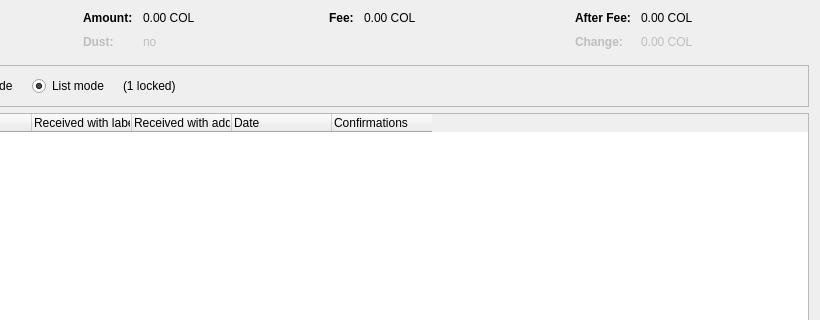
First picture: the form in src/qt/forms/coincontroldialog.ui, repository minblock/torchcoin, before the edit; both pictures show x 180 to 1000 and y 0 to 320 of the 1000 by 500 pixel window.
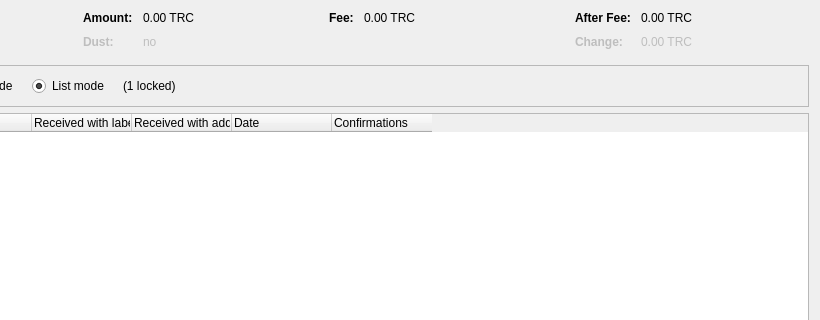
Second picture: the form after the edit. Custom widgets are drawn as their Qt base class.

```diff
--- a/src/qt/forms/coincontroldialog.ui
+++ b/src/qt/forms/coincontroldialog.ui
@@ -132,7 +132,7 @@
           <enum>Qt::ActionsContextMenu</enum>
          </property>
          <property name="text">
-          <string notr="true">0.00 COL</string>
+          <string notr="true">0.00 TRC</string>
          </property>
          <property name="textInteractionFlags">
           <set>Qt::LinksAccessibleByMouse|Qt::TextSelectableByKeyboard|Qt::TextSelectableByMouse</set>
@@ -212,7 +212,7 @@
           <enum>Qt::ActionsContextMenu</enum>
          </property>
          <property name="text">
-          <string notr="true">0.00 COL</string>
+          <string notr="true">0.00 TRC</string>
          </property>
          <property name="textInteractionFlags">
           <set>Qt::LinksAccessibleByMouse|Qt::TextSelectableByKeyboard|Qt::TextSelectableByMouse</set>
@@ -257,7 +257,7 @@
           <enum>Qt::ActionsContextMenu</enum>
          </property>
          <property name="text">
-          <string notr="true">0.00 COL</string>
+          <string notr="true">0.00 TRC</string>
          </property>
          <property name="textInteractionFlags">
           <set>Qt::LinksAccessibleByMouse|Qt::TextSelectableByKeyboard|Qt::TextSelectableByMouse</set>
@@ -292,7 +292,7 @@
           <enum>Qt::ActionsContextMenu</enum>
          </property>
          <property name="text">
-          <string notr="true">0.00 COL</string>
+          <string notr="true">0.00 TRC</string>
          </property>
          <property name="textInteractionFlags">
           <set>Qt::LinksAccessibleByMouse|Qt::TextSelectableByKeyboard|Qt::TextSelectableByMouse</set>
```
